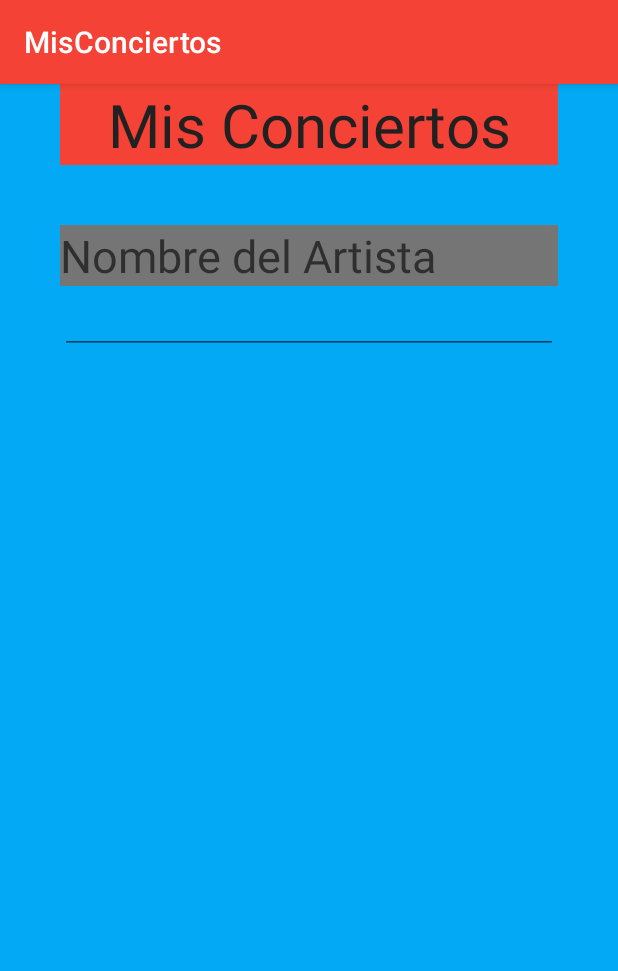
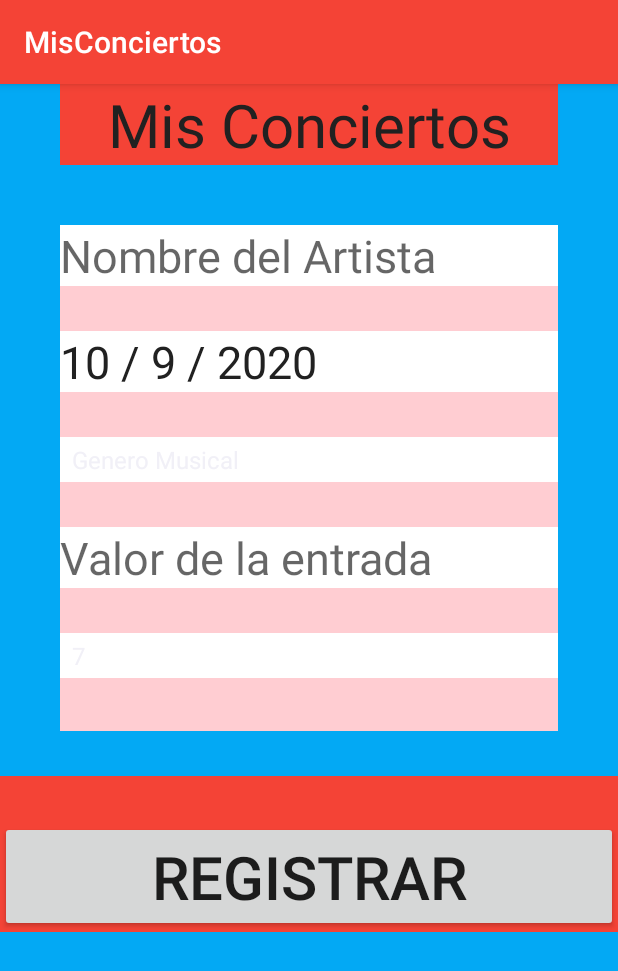
Before and after one commit to anibaloso/MisConciertos, an Android app: the screen it shows after launch (MainActivity), on a phone screen of 412 x 824 dp. Shown: the top 971 px of the screen. Run offline under Robolectric (Android 15) with nearby library versions, the phone set to English and light mode, and no system bars; 1 statement that could not run was skipped.

Commit message:
Agregar funcionalidad Calendario y 2 Spinners
Agregar ListView
Agregar calendario y configurarlo
Crear 2 Spinners funcionando 1 falta arreglar el otro
Creacion dto y java class calificacion

```diff
--- a/Fuentes/MisConciertosApp/app/src/main/java/cl/inacap/misconciertos/MainActivity.java
+++ b/Fuentes/MisConciertosApp/app/src/main/java/cl/inacap/misconciertos/MainActivity.java
@@ -4,40 +4,130 @@ import androidx.appcompat.app.AppCompatActivity;
 
 import android.app.DatePickerDialog;
 import android.os.Bundle;
+import android.view.View;
+import android.widget.AdapterView;
+import android.widget.ArrayAdapter;
+import android.widget.Button;
 import android.widget.DatePicker;
-import android.widget.EditText;
+import android.widget.Spinner;
+import android.widget.TextView;
+import android.widget.Toast;
 
-import java.text.SimpleDateFormat;
+import java.text.DecimalFormat;
+import java.util.ArrayList;
 import java.util.Calendar;
-import java.util.Date;
-import java.util.Locale;
+import java.util.List;
+
+import cl.inacap.misconciertos.dto.valorEntradas;
 
 public class MainActivity extends AppCompatActivity {
 
-    EditText etFecha;
-    Calendar myCalendar=Calendar.getInstance();
+    private List<cl.inacap.misconciertos.dto.valorEntradas> entradas=new ArrayList<>();
 
-    DatePickerDialog.OnDateSetListener date= new DatePickerDialog.OnDateSetListener(){
+    TextView tvFecha;
+    Calendar calendario;
+    int day,month,year;
+    Spinner spGenero;
+    String[] items;
+    Spinner spEvaluacion;
+    String[] nota;
+    private boolean primera=true;
+    TextView valorEntradas;
 
-        @Override
-        public void onDateSet(DatePicker datePicker, int year, int month, int day) {
-            myCalendar.set(Calendar.YEAR,year);
-            myCalendar.set(Calendar.MONTH,month);
-            myCalendar.set(Calendar.DAY_OF_MONTH,day);
-            actualizarInput();
-        }
+    private Button guardar;
 
-        private void actualizarInput() {
-            String formatoFecha="MM/dd/YY";
-            SimpleDateFormat sdf= new SimpleDateFormat(formatoFecha, Locale.US);
-            etFecha.setText(sdf.format(myCalendar.getTime()));
-        }
-    };
+
+
+    public TextView getValorEntradas() {
+        return valorEntradas;
+    }
+
+    public void setValorEntradas(TextView valorEntradas) {
+        this.valorEntradas = valorEntradas;
+    }
 
     @Override
     protected void onCreate(Bundle savedInstanceState) {
         super.onCreate(savedInstanceState);
         setContentView(R.layout.activity_main);
+
+        spEvaluacion=(Spinner) findViewById(R.id.spEvaluacion);
+        nota=getResources().getStringArray(R.array.evaluacion);
+        ArrayAdapter<String> adapter2=new ArrayAdapter<String>(getBaseContext(),android.R.layout.simple_spinner_item,nota);
+        adapter2.setDropDownViewResource(android.R.layout.simple_spinner_dropdown_item);
+        spEvaluacion.setAdapter(adapter2);
+        spEvaluacion.setOnItemSelectedListener(new AdapterView.OnItemSelectedListener() {
+            @Override
+            public void onItemSelected(AdapterView<?> adapterView, View view, int i, long l) {
+                if(primera){
+                    primera=false;
+                }else{
+                    Toast.makeText(getApplicationContext(), items[i],Toast.LENGTH_LONG).show();
+                }
+            }
+
+            @Override
+            public void onNothingSelected(AdapterView<?> adapterView) {
+
+            }
+        });
+
+
+
+
+
+        spGenero=(Spinner) findViewById(R.id.spGenero);
+        items=getResources().getStringArray(R.array.generoMusical);
+        //ahora poblamos
+        ArrayAdapter<String> adapter= new ArrayAdapter<String>(getBaseContext(),android.R.layout.simple_spinner_item,items);
+        adapter.setDropDownViewResource(android.R.layout.simple_spinner_dropdown_item);
+        spGenero.setAdapter(adapter);
+        spGenero.setOnItemSelectedListener(new AdapterView.OnItemSelectedListener() {
+            @Override
+            public void onItemSelected(AdapterView<?> adapterView, View view, int i, long l) {
+                if(primera){
+                    primera=false;
+                }else{
+                    Toast.makeText(getApplicationContext(), items[i],Toast.LENGTH_LONG).show();
+                }
+            }
+
+            @Override
+            public void onNothingSelected(AdapterView<?> adapterView) {
+
+            }
+        });
+
+
+        DecimalFormat formato=new DecimalFormat("###,###");
+        valorEntradas=(TextView) findViewById(R.id.valorEntrada);
+        valorEntradas.setText("$"+formato.format(valorEntradas));
+
+
+        tvFecha=(TextView) findViewById(R.id.etFecha);
+        calendario=Calendar.getInstance();
+
+        day=calendario.get(Calendar.DAY_OF_MONTH);
+        month=calendario.get(Calendar.MONTH);
+        year=calendario.get(Calendar.YEAR);
+
+        month=month+1;
+
+        tvFecha.setText(day+" / "+month+" / "+year);
+
+        tvFecha.setOnClickListener(new View.OnClickListener() {
+            @Override
+            public void onClick(View view) {
+                DatePickerDialog datePickerDialog = new DatePickerDialog(MainActivity.this, new DatePickerDialog.OnDateSetListener() {
+                    @Override
+                    public void onDateSet(DatePicker view, int anio, int mes, int dia) {
+                        mes=mes+1;
+                        tvFecha.setText(dia+" / "+mes+" / "+anio);
+                    }
+                },year,month,day);
+                datePickerDialog.show();
+            }
+        });
     }
 
 
--- /dev/null
+++ b/Fuentes/MisConciertosApp/app/src/main/java/cl/inacap/misconciertos/dto/valorEntradas.java
@@ -0,0 +1,24 @@
+package cl.inacap.misconciertos.dto;
+
+import android.icu.text.DecimalFormat;
+import android.icu.text.UFormat;
+
+import androidx.annotation.NonNull;
+
+public class valorEntradas {
+    int valores;
+    DecimalFormat formato=new DecimalFormat("###.###");
+
+    public int getValores() {
+        return valores;
+    }
+
+    public void setValores(int valores) {
+        this.valores = valores;
+    }
+
+    @Override
+    public String toString() {
+        return "$"+ formato.format(valores);
+    }
+}
--- a/Fuentes/MisConciertosApp/app/src/main/res/layout/activity_main.xml
+++ b/Fuentes/MisConciertosApp/app/src/main/res/layout/activity_main.xml
@@ -21,25 +21,85 @@
 
     <LinearLayout
         android:layout_width="match_parent"
-        android:layout_height="match_parent"
+        android:layout_height="337dp"
         android:layout_marginLeft="@dimen/marginIzq"
         android:layout_marginTop="@dimen/marginTopTitle"
         android:layout_marginRight="@dimen/marginDer"
-        android:textAlignment="center"
-        android:orientation="vertical">
+        android:background="@color/primary_light"
+        android:orientation="vertical"
+        android:textAlignment="center">
 
         <TextView
             android:layout_width="match_parent"
             android:layout_height="wrap_content"
-            android:background="@color/secondary_text"
-            android:hint="Nombre del Artista"
-            android:textSize="@dimen/textoCuadros"></TextView>
+            android:background="@color/icons"
+            android:hint="@string/artista"
+            android:inputType="text"
+            android:textColor="@color/primary_text"
+            android:textSize="@dimen/textoCuadros">
 
-        <EditText
+        </TextView>
+
+        <TextView
             android:id="@+id/etFecha"
             android:layout_width="match_parent"
             android:layout_height="wrap_content"
+            android:layout_marginTop="@dimen/textoCuadros"
+            android:background="@color/icons"
+            android:clickable="true"
             android:focusable="false"
-            android:inputType="date"></EditText>
+            android:hint="@string/fechaEjemplo"
+            android:inputType="date"
+            android:maxLines="1"
+            android:textColor="@color/primary_text"
+            android:textSize="@dimen/textoCuadros"></TextView>
+
+        <Spinner
+            android:id="@+id/spGenero"
+            android:background="@color/icons"
+            android:layout_width="match_parent"
+            android:layout_height="@dimen/textoCuadros"
+            android:layout_marginTop="@dimen/textoCuadros"
+            android:scrollbarSize="@dimen/textoCuadros">
+
+        </Spinner>
+
+        <TextView
+            android:id="@+id/valorEntrada"
+            android:background="@color/icons"
+            android:layout_width="match_parent"
+            android:layout_height="wrap_content"
+            android:layout_marginTop="@dimen/textoCuadros"
+            android:hint="@string/valor"
+            android:textSize="@dimen/textoCuadros">
+
+        </TextView>
+        <Spinner
+            android:id="@+id/spEvaluacion"
+            android:background="@color/icons"
+            android:layout_width="match_parent"
+            android:layout_height="@dimen/textoCuadros"
+            android:layout_marginTop="@dimen/textoCuadros"
+            android:scrollbarSize="@dimen/textoCuadros">
+
+        </Spinner>
     </LinearLayout>
+    <LinearLayout
+        android:layout_marginTop="@dimen/textoCuadros"
+        android:background="@color/primary"
+        android:layout_width="match_parent"
+        android:layout_height="wrap_content"
+        android:orientation="vertical">
+        <Button
+            android:id="@+id/guardar"
+            android:layout_marginTop="@dimen/textoCuadros"
+            android:text="REGISTRAR"
+            android:layout_width="match_parent"
+            android:layout_height="wrap_content"
+            android:textSize="@dimen/textoTitulo">
+
+        </Button>
+
+    </LinearLayout>
+
 </LinearLayout>
--- /dev/null
+++ b/Fuentes/MisConciertosApp/app/src/main/res/values/arrays.xml
@@ -0,0 +1,24 @@
+<?xml version="1.0" encoding="utf-8"?>
+<resources>
+    <string-array name="generoMusical">
+        <item>Genero Musical</item>
+        <item>Rock</item>
+        <item>Jazz</item>
+        <item>Pop</item>
+        <item>Reguetoon</item>
+        <item>Salsa</item>
+        <item>Metal</item>
+
+    </string-array>
+
+    <string-array name="evaluacion">
+        <item>7</item>
+        <item>6</item>
+        <item>5</item>
+        <item>4</item>
+        <item>3</item>
+        <item>2</item>
+        <item>1</item>
+
+    </string-array>
+</resources>
--- a/Fuentes/MisConciertosApp/app/src/main/res/values/strings.xml
+++ b/Fuentes/MisConciertosApp/app/src/main/res/values/strings.xml
@@ -1,3 +1,6 @@
 <resources>
     <string name="app_name">MisConciertos</string>
+    <string name="fechaEjemplo">03/22/1991</string>
+    <string name="artista">Nombre del Artista</string>
+    <string name="valor">Valor de la entrada</string>
 </resources>
```
